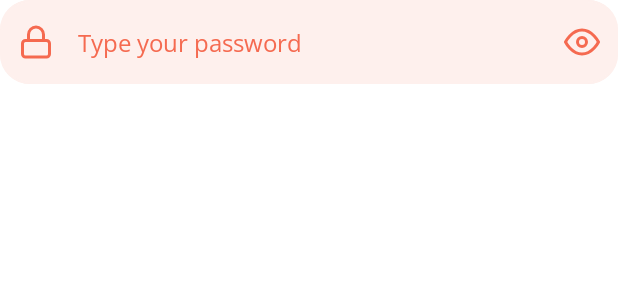
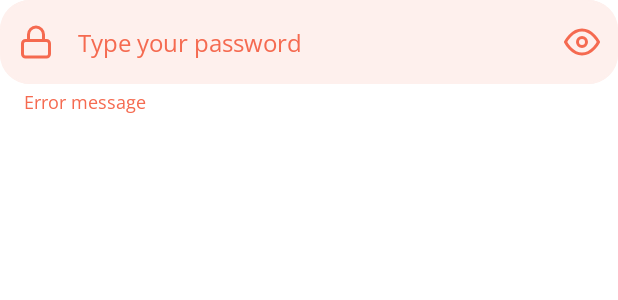
Before and after one commit to ronaldocoding/sommelier, an Android app built with Jetpack Compose: the @Preview function OutlinedPasswordInputErrorPreview, on a phone screen of 412 x 824 dp. Shown: the top 300 px of the screen. Run offline under Robolectric (Android 15) with nearby library versions, the phone set to English and light mode, and no system bars.

Commit message:
[improve-outlineds] Fix code formatting

```diff
--- a/app/src/main/java/br/com/sommelier/ui/component/OutlinedPasswordInput.kt
+++ b/app/src/main/java/br/com/sommelier/ui/component/OutlinedPasswordInput.kt
@@ -101,7 +101,7 @@ fun OutlinedPasswordInput(
             errorBorderColor = ColorReference.seaShell,
             errorCursorColor = ColorReference.bitterSweet,
             errorSupportingTextColor = ColorReference.bitterSweet,
-            errorLeadingIconColor = ColorReference.bitterSweet,
+            errorLeadingIconColor = ColorReference.bitterSweet
         ),
         shape = RoundedCornerShape(Sizing.normal),
         placeholder = {
@@ -168,6 +168,9 @@ fun OutlinedPasswordInputErrorPreview() {
         onValueChange = { text = it },
         placeholder = "Type your password",
         leadingIconContentDescription = "Password",
-        isError = true
+        isError = true,
+        supportingText = {
+            Text(text = "Error message", style = Typography.label)
+        }
     )
 }
--- a/app/src/main/java/br/com/sommelier/ui/component/OutlinedTextInput.kt
+++ b/app/src/main/java/br/com/sommelier/ui/component/OutlinedTextInput.kt
@@ -89,7 +89,7 @@ fun OutlinedTextInput(
             errorBorderColor = ColorReference.seaShell,
             errorCursorColor = ColorReference.bitterSweet,
             errorSupportingTextColor = ColorReference.bitterSweet,
-            errorLeadingIconColor = ColorReference.bitterSweet,
+            errorLeadingIconColor = ColorReference.bitterSweet
         ),
         shape = RoundedCornerShape(Sizing.normal),
         keyboardOptions = keyboardOptions,
```
